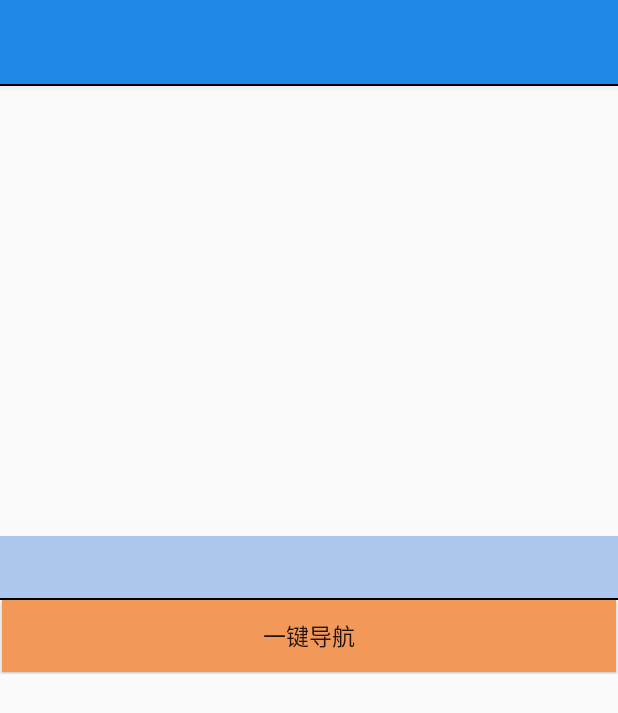
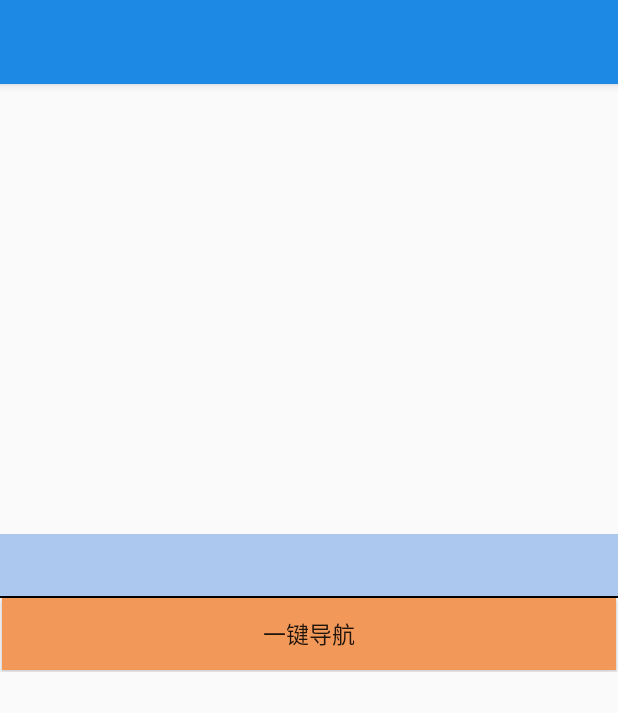
Before and after one commit to onlylemi/Indoor, an Android app: the EveryPartActivity screen opened directly, with no data from a screen before it, on a phone screen of 412 x 824 dp. Shown: the top 713 px of the screen. Run offline under Robolectric (Android 15) with nearby library versions, the phone set to English and light mode, and no system bars; pictures from the network do not load.

Commit message:
2015/10/11   refresh is on modifing

```diff
--- a/app/src/main/java/com/onlylemi/dr/activity/EveryPartActivity.java
+++ b/app/src/main/java/com/onlylemi/dr/activity/EveryPartActivity.java
@@ -2,6 +2,7 @@ package com.onlylemi.dr.activity;
 
 import android.content.Intent;
 import android.os.Bundle;
+import android.support.v4.widget.SwipeRefreshLayout;
 import android.support.v7.app.ActionBar;
 import android.support.v7.app.AppCompatActivity;
 import android.util.Log;
@@ -27,7 +28,7 @@ import com.onlylemi.indoor.TestActivity;
  */
 public class EveryPartActivity extends AppCompatActivity {
 
-    private static final String TAG = "EveryPartActivity:";
+    public static final String TAG = "EveryPartActivity:";
     private ImageView imageView;
     private TextView textViewDescription;
     private String string;
@@ -39,10 +40,7 @@ public class EveryPartActivity extends AppCompatActivity {
     private String imageUrl;
     private CheckBox checkbox;
     private String name;
-
-    public EveryPartActivity() {
-
-    }
+    private SwipeRefreshLayout refreshLayout;
 
     @Override
     protected void onCreate(Bundle savedInstanceState) {
@@ -50,9 +48,27 @@ public class EveryPartActivity extends AppCompatActivity {
         super.onCreate(savedInstanceState);
         setContentView(R.layout.activity_every_part);
 
+        refreshLayout = (SwipeRefreshLayout) findViewById(R.id.activity_every_part_refresh);
         imageView = (ImageView) findViewById(R.id.activity_every_part_image_view);
         textViewDescription = (TextView) findViewById(R.id.activity_every_part_description_text_view);
         gridView = (MyGridView) findViewById(R.id.activity_every_part_grid_view);
+
+        refreshLayout.setColorSchemeColors(getResources().getColor(R.color.custom_test_five_title_background));
+        refreshLayout.setProgressBackgroundColorSchemeColor(getResources().getColor(R.color.gray));
+        refreshLayout.setSize(SwipeRefreshLayout.LARGE);
+        refreshLayout.setOnRefreshListener(new SwipeRefreshLayout.OnRefreshListener() {
+            @Override
+            public void onRefresh() {
+                Log.e(TAG, "on refreshing");
+//                update();
+                ReadyActivity.handler.postDelayed(new Runnable() {
+                    @Override
+                    public void run() {
+                        refreshLayout.setRefreshing(false);
+                    }
+                }, 3000);
+            }
+        });
 
         Intent intent = getIntent();
         pid = intent.getIntExtra("PlaceID", pid);
@@ -117,4 +133,9 @@ public class EveryPartActivity extends AppCompatActivity {
         actionBar.setTitle(name);
         return true;
     }
+
+    public void update() {
+        adapter.update();
+        adapter.notifyDataSetChanged();
+    }
 }
--- a/app/src/main/java/com/onlylemi/dr/custom_adapter/EveryPartAdapter.java
+++ b/app/src/main/java/com/onlylemi/dr/custom_adapter/EveryPartAdapter.java
@@ -27,19 +27,21 @@ import java.util.Set;
  * I love programming
  */
 public class EveryPartAdapter extends BaseAdapter {
+    public List<ViewsTable> viewsTableList;
+    public Set<Integer> integerList;
     private Context mContext;
     private AsyncImageLoader asyncImageLoader;
-    public List<ViewsTable> viewsTableList;
-    public Set<Integer> integerList;
 
     public EveryPartAdapter(Context mContext) {
         this.mContext = mContext;
-        init();
-    }
-    private void init() {
         asyncImageLoader = new AsyncImageLoader(mContext);
         viewsTableList = new ArrayList<>();
         integerList = new HashSet<>();
+        initData();
+    }
+
+    private void initData() {
+
         for (int i = 0; i < Data.viewTableList.size(); i++) {
             if (Data.viewTableList.get(i).getPid() == Assist.currentPlaceId) {
                 viewsTableList.add(Data.viewTableList.get(i).cloneSelf());
@@ -76,7 +78,6 @@ public class EveryPartAdapter extends BaseAdapter {
         }
         viewHolder.imageView.setTag(viewsTableList.get(position).getImage());
         viewHolder.imageView.setBackground(mContext.getResources().getDrawable(R.drawable.user_photo_background));
-
         Bitmap bitmap = asyncImageLoader.loadImage(viewHolder.imageView, viewsTableList.get(position).getImage());
         if (bitmap != null) {
             Drawable drawable = new BitmapDrawable(null, bitmap);
@@ -87,4 +88,7 @@ public class EveryPartAdapter extends BaseAdapter {
     }
 
 
+    public void update() {
+        initData();
+    }
 }
--- a/app/src/main/res/layout/activity_every_part.xml
+++ b/app/src/main/res/layout/activity_every_part.xml
@@ -1,20 +1,14 @@
-<RelativeLayout xmlns:android="http://schemas.android.com/apk/res/android"
+<android.support.v4.widget.SwipeRefreshLayout xmlns:android="http://schemas.android.com/apk/res/android"
     xmlns:tools="http://schemas.android.com/tools"
+    android:id="@+id/activity_every_part_refresh"
     android:layout_width="match_parent"
-    android:layout_height="match_parent"
+    android:layout_height="wrap_content"
     tools:context="com.onlylemi.dr.activity.EveryPartActivity">
-
-    <View
-        android:id="@+id/activity_every_part_middle_one"
-        android:layout_width="match_parent"
-        android:layout_height="1dp"
-        android:background="@color/black" />
 
     <ScrollView
         android:id="@+id/id_scroll"
         android:layout_width="match_parent"
-        android:layout_height="match_parent"
-        android:layout_below="@id/activity_every_part_middle_one">
+        android:layout_height="match_parent">
 
         <RelativeLayout
             android:layout_width="match_parent"
@@ -74,12 +68,12 @@
                 android:layout_width="match_parent"
                 android:layout_height="wrap_content"
                 android:layout_below="@id/activity_every_part_middle_two"
+                android:layout_marginBottom="1dp"
                 android:layout_marginLeft="1dp"
                 android:layout_marginRight="1dp"
-                android:layout_marginBottom="1dp"
                 android:background="@drawable/navigatiom_selector"
                 android:text="@string/button_activity_every_part"
                 android:textSize="15sp" />
         </RelativeLayout>
     </ScrollView>
-</RelativeLayout>
+</android.support.v4.widget.SwipeRefreshLayout>
```
